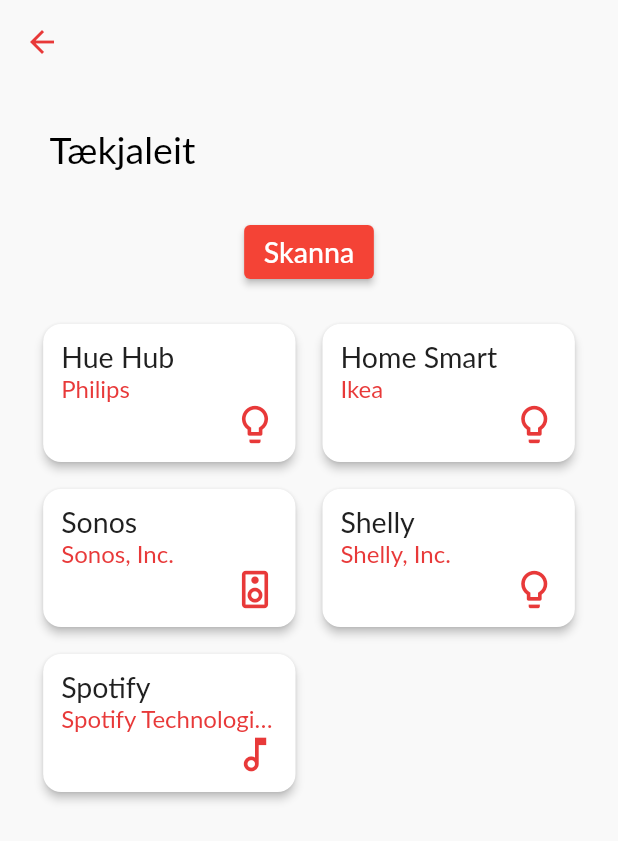
After one commit to johannkarlsson/Embla_Flutter_WIP, a Flutter app: the screen it shows after launch, after a tap on the "add" icon, on a phone screen of 412 x 824 dp. The commit adds this screen. Shown: the top 841 px of the screen. Run offline on Flutter 3.47's test engine with Material 2 defaults, Android fonts, the phone set to English and light mode, and no system bars; our stand-ins replace adaptive_theme; Roboto replaces fonts that are missing (Lato).

Commit message:
Added plus button to main page and start of mdns discover page

```diff
--- a/lib/connection_card.dart
+++ b/lib/connection_card.dart
@@ -54,7 +54,8 @@ class _ConnectionCardState extends State<ConnectionCard> {
                   alignment: Alignment.centerRight,
                   child: widget.connection.icon,
                 ),
-                ]),
+              ],
+            ),
           ),
         ),
       ),
--- a/lib/main.dart
+++ b/lib/main.dart
@@ -1,11 +1,16 @@
 // @dart=2.9
 // ^ Removes checks for null safety
+//import 'dart:html';
+
 import 'package:flutter/material.dart';
+import 'package:flutter/cupertino.dart';
 import 'package:adaptive_theme/adaptive_theme.dart';
+
 import './common.dart';
 import './theme.dart';
 import './connection_card.dart';
 import 'connection.dart';
+import 'mdns_scan.dart';
 
 final standardAppBar = AppBar(
   bottomOpacity: 0.0,
@@ -21,17 +26,36 @@ const String kFindDevices = "Finna snjalltæki";
 
 const List<String> kDeviceTypes = <String>["Öll tæki", "Ljós", "Gardínur"];
 
+void _pushMDNSRoute(BuildContext context, dynamic arg) {
+  Navigator.push(
+    context,
+    CupertinoPageRoute(
+      builder: (context) => MDNSRoute(),
+    ),
+  );
+}
+
 // List of IoT widgets
 List<Widget> _iot(BuildContext context) {
   print("Context: , $context");
   return <Widget>[
     Container(
-      margin: const EdgeInsets.only(top: 20.0, left: 25.0, bottom: 30.0),
-      child: const Text(
-        "Embla snjallheimili",
-        style: TextStyle(fontSize: 25.0, color: Colors.black),
-      ),
-    ),
+        margin: const EdgeInsets.only(
+            top: 20.0, left: 25.0, bottom: 30.0, right: 25.0),
+        child: Row(
+          mainAxisAlignment: MainAxisAlignment.spaceBetween,
+          children: [
+            const Text(
+              "Embla snjallheimili",
+              style: TextStyle(fontSize: 25.0, color: Colors.black),
+            ),
+            IconButton(
+                onPressed: () {
+                  _pushMDNSRoute(context, null);
+                },
+                icon: const Icon(Icons.add, size: 30.0)),
+          ],
+        )),
     Container(
       margin: const EdgeInsets.only(left: 25.0, bottom: 20.0),
       child: Text(
--- /dev/null
+++ b/lib/mdns_scan.dart
@@ -0,0 +1,162 @@
+/*
+ * This file is part of the Embla Flutter app
+ * Copyright (c) 2020-2022 Miðeind ehf. <mideind@mideind.is>
+ * Original author: Sveinbjorn Thordarson
+ *
+ * This program is free software: you can redistribute it and/or modify
+ * it under the terms of the GNU General Public License as published by
+ * the Free Software Foundation, version 3.
+ *
+ * This program is distributed in the hope that it will be useful, but
+ * WITHOUT ANY WARRANTY; without even the implied warranty of
+ * MERCHANTABILITY or FITNESS FOR A PARTICULAR PURPOSE. See the GNU
+ * General Public License for more details.
+ *
+ * You should have received a copy of the GNU General Public License
+ * along with this program. If not, see <http://www.gnu.org/licenses/>.
+ */
+
+// mDNS scan route
+
+import 'package:flutter/foundation.dart' show kReleaseMode;
+import 'package:flutter/material.dart';
+
+import './theme.dart';
+import 'connection.dart';
+import 'connection_card.dart';
+
+// UI String constants
+const String kNoIoTDevicesFound = 'Engin snjalltæki fundin';
+const String kFindDevices = "Finna snjalltæki";
+
+// List of IoT widgets
+List<Widget> _mdns(BuildContext context) {
+  List<ConnectionCard> connectionCards = <ConnectionCard>[
+    ConnectionCard(
+      connection: Connection(
+        name: 'Hue Hub',
+        brand: 'Philips',
+        icon: Icon(
+          Icons.lightbulb_outline_rounded,
+          color: Theme.of(context).primaryColor,
+          size: 30.0,
+        ),
+      ),
+    ),
+    ConnectionCard(
+      connection: Connection(
+        name: 'Home Smart',
+        brand: 'Ikea',
+        icon: Icon(
+          Icons.lightbulb_outline_rounded,
+          color: Theme.of(context).primaryColor,
+          size: 30.0, // TODO: Make this dynamic
+        ),
+      ),
+    ),
+    ConnectionCard(
+      connection: Connection(
+        name: 'Sonos',
+        brand: 'Sonos, Inc.',
+        icon: Icon(
+          Icons.speaker_outlined,
+          color: Theme.of(context).primaryColor,
+          size: 30.0,
+        ),
+      ),
+    ),
+    ConnectionCard(
+      connection: Connection(
+        name: 'Shelly',
+        brand: 'Shelly, Inc.',
+        icon: Icon(
+          Icons.lightbulb_outline_rounded,
+          color: Theme.of(context).primaryColor,
+          size: 30.0,
+        ),
+      ),
+    ),
+    ConnectionCard(
+      connection: Connection(
+        name: 'Spotify',
+        brand: 'Spotify Technologies S.A.',
+        icon: Icon(
+          Icons.music_note_outlined,
+          color: Theme.of(context).primaryColor,
+          size: 30.0,
+        ),
+      ),
+    ),
+  ];
+
+  return <Widget>[
+    Container(
+        margin: const EdgeInsets.only(
+            top: 20.0, left: 25.0, bottom: 30.0, right: 25.0),
+        child: Row(
+          mainAxisAlignment: MainAxisAlignment.spaceBetween,
+          children: const [
+            Text(
+              "Tækjaleit",
+              style: TextStyle(fontSize: 25.0, color: Colors.black),
+            ),
+          ],
+        )),
+    Container(
+      margin: const EdgeInsets.only(bottom: 20.0),
+      child: Center(
+        child: ElevatedButton(
+          onPressed: () {},
+          style: const ButtonStyle(),
+          child: const Text(
+            'Skanna',
+          ),
+        ),
+      ),
+    ),
+    Center(
+        child: Column(
+      children: <Widget>[
+        // DropdownButton(
+        //     items: kDeviceTypes.map<DropdownMenuItem<String>>((String s) {
+        //       return DropdownMenuItem<String>(value: s, child: Text(s));
+        //     }).toList(),
+        //     onChanged: (String val) {
+        //       dlog(val);
+        //     }),
+        Wrap(
+          spacing: 10.0,
+          runSpacing: 10.0,
+          children: connectionCards.map((card) {
+            return card;
+          }).toList(),
+        ),
+        // TODO: Add widget for filtering connected devices (dropdown?)
+        // TODO: Add widget for connected devices
+        // TODO: Add widget for going into "Tengja snjalltæki"
+      ],
+    )),
+  ];
+  // TODO: Add widget for selecting specific devices
+  // TODO: Add widget for found devices
+  // TODO: Add widget for activating mDNS search (and spinner)
+}
+
+class MDNSRoute extends StatelessWidget {
+  @override
+  Widget build(BuildContext context) {
+    List<Widget> wlist = _mdns(context);
+
+    if (kReleaseMode == false) {
+      // Special debug widgets go here
+    }
+
+    return Scaffold(
+      appBar: standardAppBar,
+      body: ListView(
+        padding: const EdgeInsets.all(8),
+        children: wlist,
+      ),
+    );
+  }
+}
```
Lines whose indentation alone changed are shown as unchanged.
